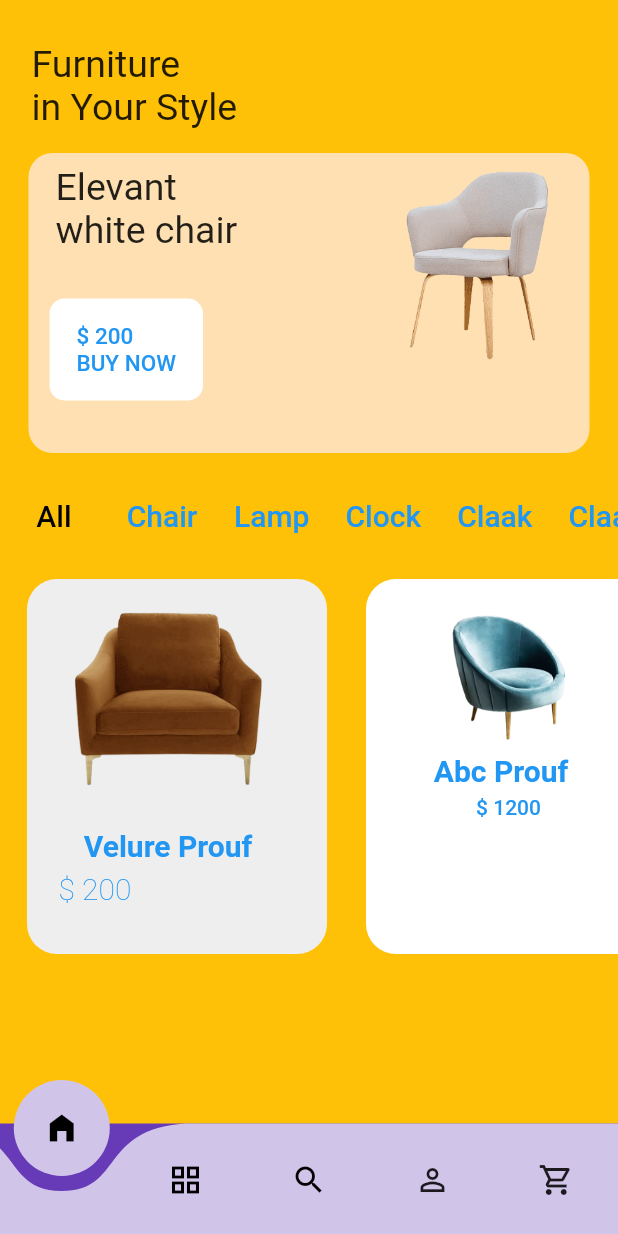
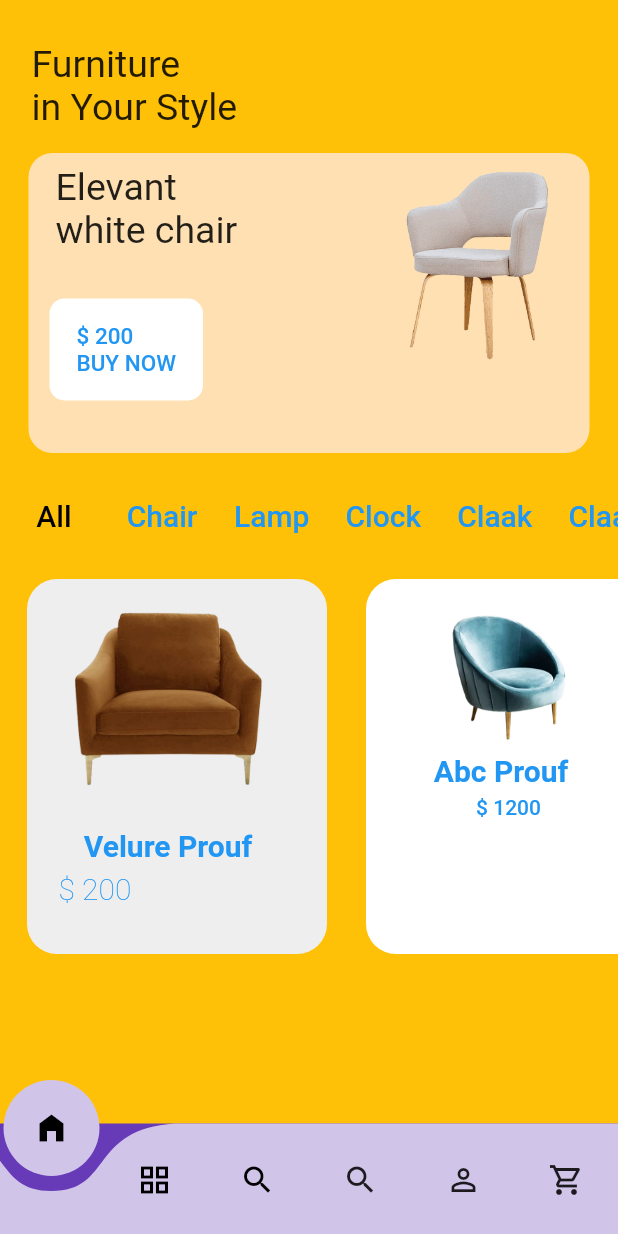
Before and after one commit to Vatsallila/furniture_demo, a Flutter app: the screen it shows after launch, on a phone screen of 412 x 824 dp. Run offline on Flutter 3.47's test engine with Material 2 defaults, Android fonts, the phone set to English and light mode, and no system bars; drawn by our look-alikes of curved_navigation_bar; missing offline and left inert: flutter_cube.

Commit message:
final commite

```diff
--- a/lib/home_page.dart
+++ b/lib/home_page.dart
@@ -578,7 +578,7 @@ class _HomePageState extends State<HomePage> {
             ),
 
             //  const Icon(Icons.grid_view),
-            // const Icon(Icons.search_outlined),
+            const Icon(Icons.search_outlined),
             const Icon(Icons.person_outline),
             const Icon(Icons.shopping_cart_outlined),
           ]),
```
